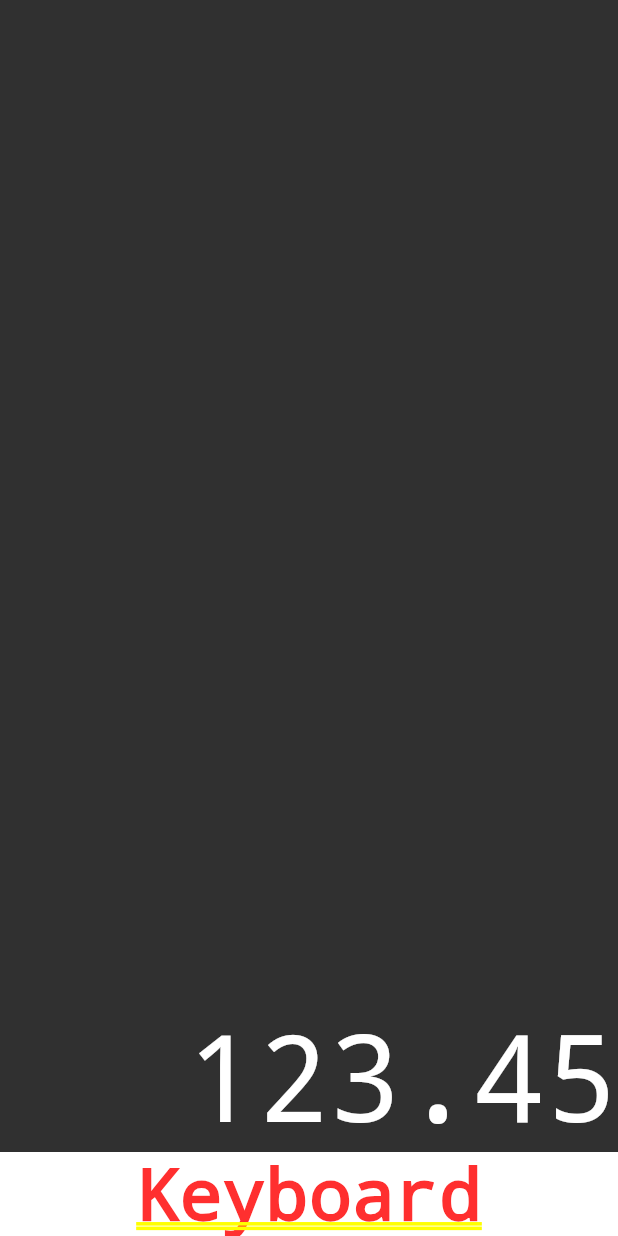
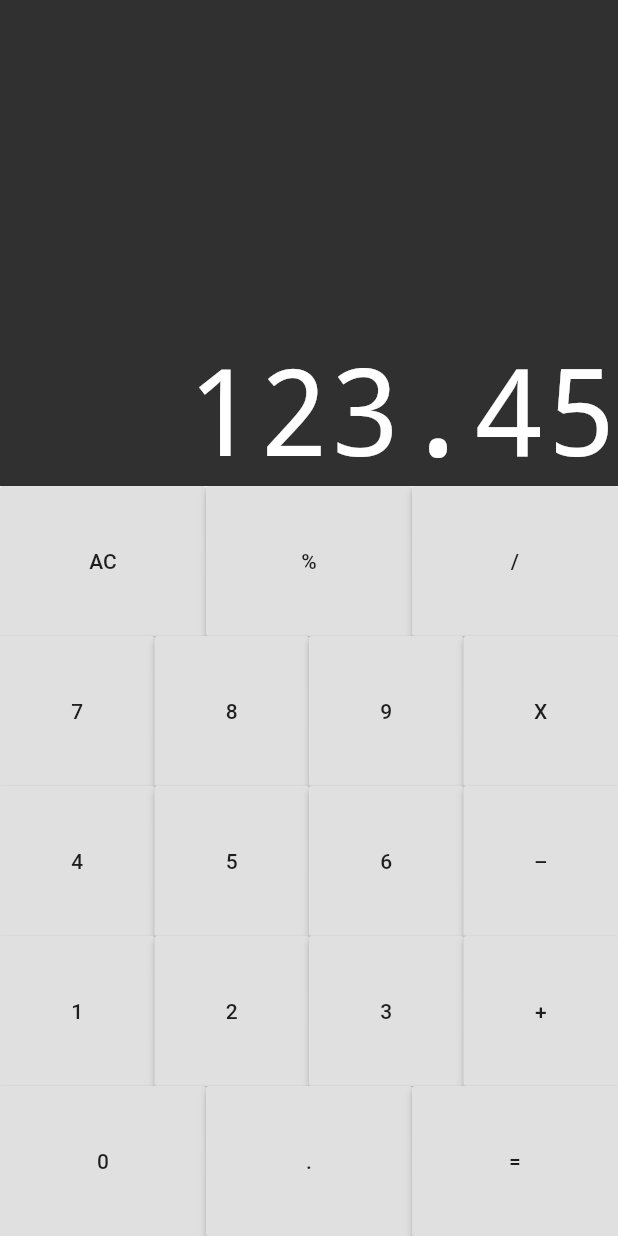
Before and after one commit to joaovieira23/calculator, a Flutter app: the screen it shows after launch, on a phone screen of 412 x 824 dp. Run offline on Flutter 3.47's test engine with Material 2 defaults, Android fonts, the phone set to English and light mode, and no system bars.

Commit message:
feat: create components button and button row

```diff
--- /dev/null
+++ b/lib/components/button.dart
@@ -0,0 +1,19 @@
+import 'package:flutter/material.dart';
+
+class Button extends StatelessWidget {
+  final String text;
+
+  Button({
+    required this.text,
+  });
+
+  @override
+  Widget build(BuildContext context) {
+    return Expanded(
+        flex: 1,
+        child: RaisedButton(
+          child: Text(text),
+          onPressed: () {},
+        ));
+  }
+}
--- /dev/null
+++ b/lib/components/button_row.dart
@@ -0,0 +1,18 @@
+import 'package:flutter/material.dart';
+import 'button.dart';
+
+class ButtonRow extends StatelessWidget {
+  final List<Button> buttons;
+
+  ButtonRow(this.buttons);
+
+  @override
+  Widget build(BuildContext context) {
+    return Expanded(
+        flex: 1,
+        child: Row(
+          crossAxisAlignment: CrossAxisAlignment.stretch,
+          children: buttons,
+        ));
+  }
+}
--- /dev/null
+++ b/lib/components/keyboard.dart
@@ -0,0 +1,44 @@
+import 'package:flutter/material.dart';
+import 'button.dart';
+import 'button_row.dart';
+
+class Keyboard extends StatelessWidget {
+  @override
+  Widget build(BuildContext context) {
+    return Container(
+      height: 500,
+      child: Column(
+        children: <Widget>[
+          ButtonRow([
+            Button(text: 'AC'),
+            Button(text: '%'),
+            Button(text: '/'),
+          ]),
+          ButtonRow([
+            Button(text: '7'),
+            Button(text: '8'),
+            Button(text: '9'),
+            Button(text: 'X'),
+          ]),
+          ButtonRow([
+            Button(text: '4'),
+            Button(text: '5'),
+            Button(text: '6'),
+            Button(text: '–'),
+          ]),
+          ButtonRow([
+            Button(text: '1'),
+            Button(text: '2'),
+            Button(text: '3'),
+            Button(text: '+'),
+          ]),
+          ButtonRow([
+            Button(text: '0'),
+            Button(text: '.'),
+            Button(text: '='),
+          ]),
+        ],
+      ),
+    );
+  }
+}
--- /dev/null
+++ b/lib/models/memory.dart
@@ -0,0 +1 @@
+class Memory {}
--- a/lib/screens/calculator.dart
+++ b/lib/screens/calculator.dart
@@ -1,5 +1,6 @@
 import 'package:flutter/material.dart';
 import '../components/display.dart';
+import '../components/keyboard.dart';
 
 class Calculator extends StatelessWidget {
   @override
@@ -8,7 +9,7 @@ class Calculator extends StatelessWidget {
         home: Column(
       children: <Widget>[
         Display('123.45'),
-        Text('Keyboard'),
+        Keyboard(),
       ],
     ));
   }
```
